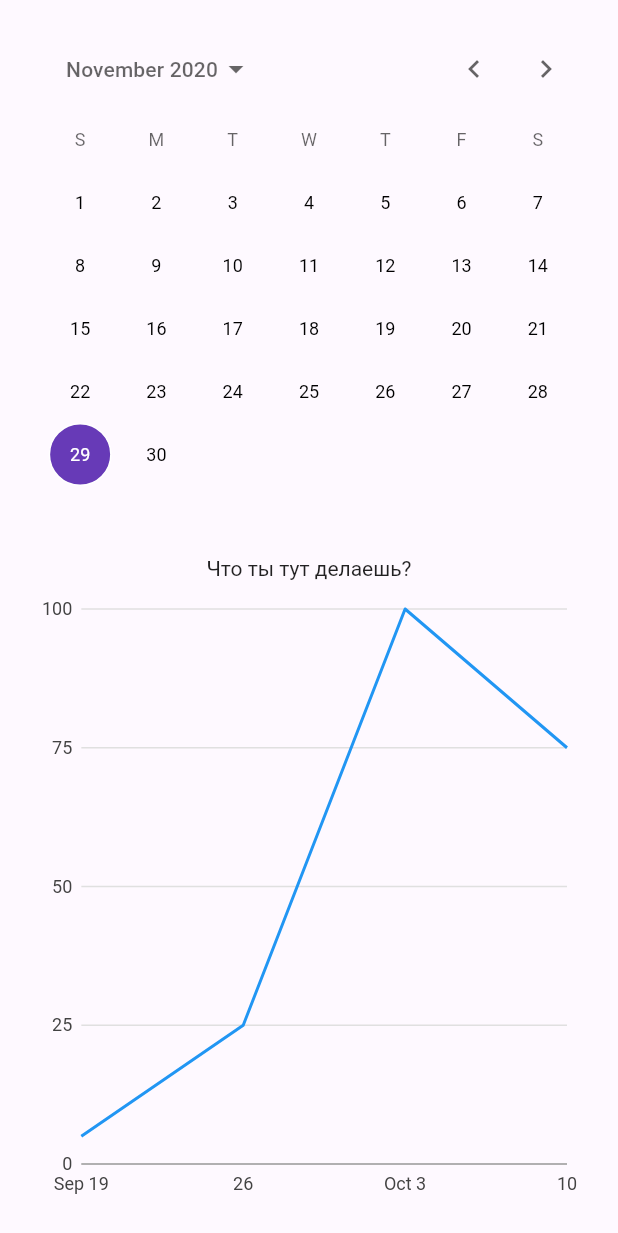
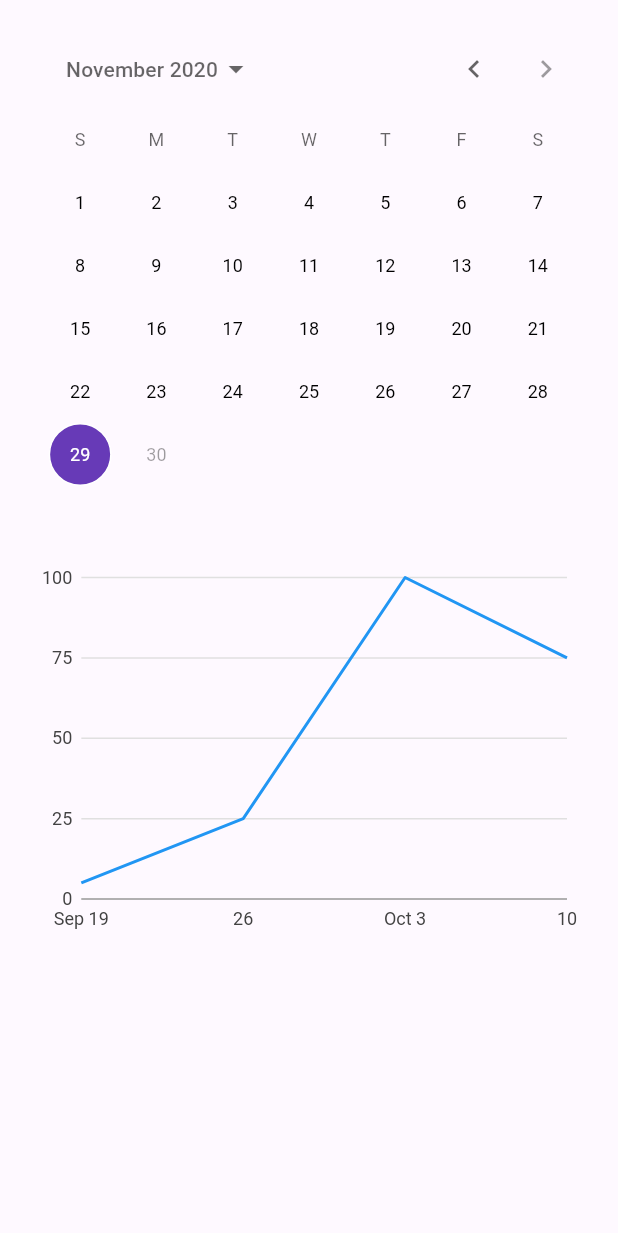
Before and after one commit to Moberd/mind_tracker, a Flutter app: the CalendarWindowWidget screen opened directly, on a phone screen of 412 x 824 dp. Shown: the top 1233 px of the screen. Run offline on Flutter 3.47's test engine with Material 2 defaults, Android fonts, the phone set to English and light mode, and no system bars; our stand-ins replace charts_flutter.

Commit message:
Уменьшил график на основном экране статистики, добавил частичную локализацию (нужна для календаря)

```diff
--- a/lib/calendar_window_widget.dart
+++ b/lib/calendar_window_widget.dart
@@ -7,8 +7,12 @@ class CalendarWindowWidget extends StatelessWidget {
   /// Год окончания должен быть больше года начала, иначе ошибка,
   /// даже при одиом годе
 
-  final int _yearOfBeginningOfApp = 2020;
-  final int _yearOfEndingOfApp = 2021;
+  ///Если месяц - январь, календарь отработает ПРАВИЛЬНО
+  final DateTime _beginningOfCalendar =
+      new DateTime(DateTime.now().year, DateTime.now().month - 1, 1);
+
+  final DateTime _endingOfCalendar = new DateTime(
+      DateTime.now().year, DateTime.now().month, DateTime.now().day);
 
   CalendarWindowWidget();
 
@@ -35,26 +39,21 @@ class CalendarWindowWidget extends StatelessWidget {
           padding: EdgeInsets.all(20.0),
           child: new Column(
             children: [
-              CalendarDatePicker(
-                ///Не уверен, как тут выделить дни для обозначения о каком дне есть информация
-                ///Возможно, календарь придется менять
-                initialDate: DateTime.now(),
-                firstDate: DateTime(_yearOfBeginningOfApp),
-                lastDate: DateTime(_yearOfEndingOfApp),
+              Flexible(
+                flex: 2,
+                child: CalendarDatePicker(
+                  initialDate: DateTime.now(),
+                  firstDate: _beginningOfCalendar,
+                  lastDate: _endingOfCalendar,
+                  onDateChanged: (value) => {startDayStatisticPage(context)},
 
-                ///Нужно новое окно с выводом информации по дню.
-                onDateChanged: (value) => {startDayStatisticPage(context)},
-
-                /// selectableDayPredicate: _isEven,
-
-                ///Тут должно быть вызвано окно с информацией по дню
-                currentDate: DateTime.now(),
-                initialCalendarMode: DatePickerMode.day,
+                  /// selectableDayPredicate: _isEven,
+                  currentDate: DateTime.now(),
+                  initialCalendarMode: DatePickerMode.day,
+                ),
               ),
-              new Padding(
-                  padding: EdgeInsets.only(top: 5.0),
-                  child: new Text('Что ты тут делаешь?')),
-              Expanded(
+              Flexible(
+                  flex: 1,
                   child: new Padding(
                       padding: EdgeInsets.only(top: 5.0),
                       child: new SimpleTimeSeriesChart.withSampleData()))
@@ -63,6 +62,7 @@ class CalendarWindowWidget extends StatelessWidget {
         ));
   }
 }
+
 //TODO Проработать отображение страницы с дневной информацией
 class DayStatisticPage extends StatelessWidget {
   @override
@@ -83,8 +83,6 @@ class DayStatisticPage extends StatelessWidget {
 //TODO Исправить код генерации графика
 //TODO Исправить отображение графика
 
-
-
 class SimpleTimeSeriesChart extends StatelessWidget {
   final List<charts.Series> seriesList;
   final bool animate;
@@ -95,6 +93,15 @@ class SimpleTimeSeriesChart extends StatelessWidget {
   factory SimpleTimeSeriesChart.withSampleData() {
     return new SimpleTimeSeriesChart(
       _createSampleData(),
+      // Disable animations for image tests.
+      animate: false,
+    );
+  }
+
+  /// Creates a [TimeSeriesChart] with sample data and no transition.
+  factory SimpleTimeSeriesChart.withSampleData2() {
+    return new SimpleTimeSeriesChart(
+      _createSampleData2(),
       // Disable animations for image tests.
       animate: false,
     );
@@ -131,6 +138,24 @@ class SimpleTimeSeriesChart extends StatelessWidget {
       )
     ];
   }
+
+  /// Create one series with sample hard coded data.
+  static List<charts.Series<TimeSeriesSales, DateTime>> _createSampleData2() {
+    final data = [
+      new TimeSeriesSales(new DateTime(2020, 11, 19), 7),
+      new TimeSeriesSales(new DateTime(2020, 11, 26), 5),
+      new TimeSeriesSales(new DateTime(2020, 11, 3), 10),
+      new TimeSeriesSales(new DateTime(2020, 11, 10), 4),
+    ];
+
+    return [
+      new charts.Series(
+          id: 'Sales',
+          data: data,
+          domainFn: (TimeSeriesSales sales, _) => sales.time,
+          measureFn: (TimeSeriesSales sales, _) => sales.sales)
+    ];
+  }
 }
 
 /// Sample time series data type.
--- a/pubspec.yaml
+++ b/pubspec.yaml
@@ -24,6 +24,11 @@ environment:
 dependencies:
   flutter:
     sdk: flutter
+
+  #localization uses for calendar
+  flutter_localizations:
+    sdk: flutter
+
 
   #charts_flutter 0.9.0
   charts_flutter: ^0.9.0
```
Also changed, not shown: lib/main.dart (+8 -0 lines), pubspec.lock.
